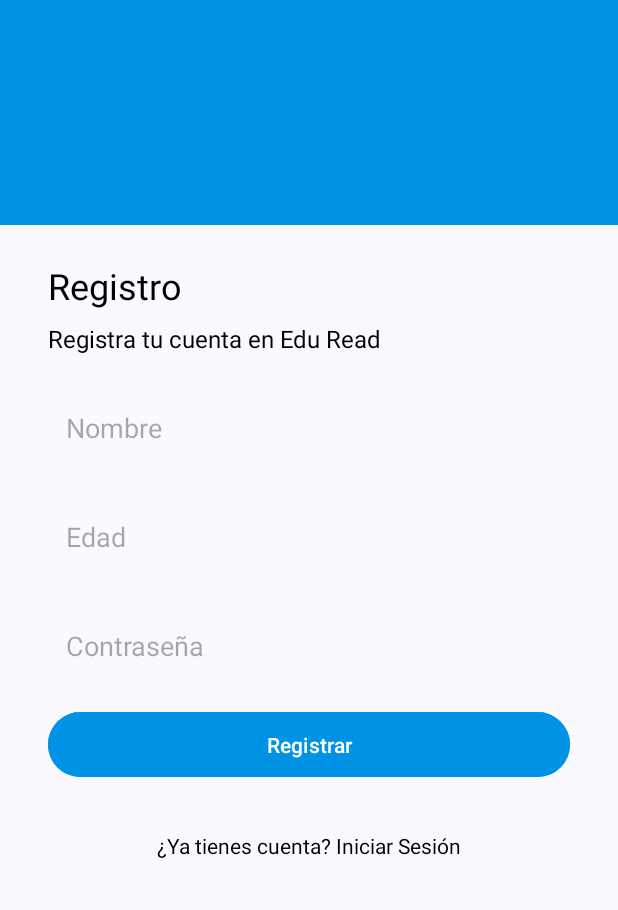
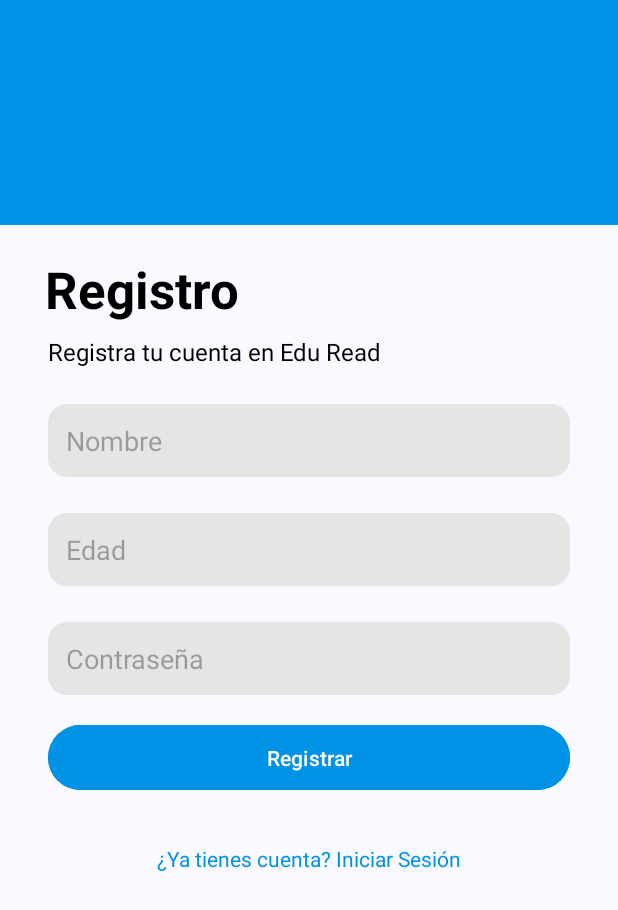
Before and after one commit to alisoben/ProyectoMovil_EduRead, an Android app: the RegisterActivity screen opened directly, with no data from a screen before it, on a phone screen of 412 x 824 dp. Shown: the top 910 px of the screen. Run offline under Robolectric (Android 15) with nearby library versions, the phone set to English and light mode, and no system bars.

Commit message:
Fix: Cambios esteticos Registro

```diff
--- a/app/src/main/java/com/example/eduread/ui/view/RegisterActivity.kt
+++ b/app/src/main/java/com/example/eduread/ui/view/RegisterActivity.kt
@@ -30,8 +30,9 @@ class RegisterActivity : AppCompatActivity() {
         val ageEditText = findViewById<EditText>(R.id.ageEditText)
         val passwordEditText = findViewById<EditText>(R.id.passwordEditText)
         val registerButton = findViewById<Button>(R.id.registerButton)
+        val loginSubText = findViewById<TextView>(R.id.loginSubText)
 
-        // Listener del botón (sin lógica por ahora)
+        // Listener del botón Registrar
         registerButton.setOnClickListener {
             val nombre = usernameEditText.text.toString().trim()
             val edad = ageEditText.text.toString().toIntOrNull()
@@ -51,6 +52,12 @@ class RegisterActivity : AppCompatActivity() {
                 Toast.makeText(this, "Por favor, llena todos los campos correctamente", Toast.LENGTH_SHORT).show()
             }
         }
+        //Listener del iniciar sesion
+        loginSubText.setOnClickListener {
+            // Redirige al LoginActivity
+            val intent = Intent(this, LoginActivity::class.java)
+            startActivity(intent)
+        }
 
         }
 }
--- a/app/src/main/res/layout/activity_register.xml
+++ b/app/src/main/res/layout/activity_register.xml
@@ -14,28 +14,35 @@
         android:id="@+id/headerBox"
         android:layout_width="match_parent"
         android:layout_height="150dp"
-        android:background="#0092E4"
+        android:background="@color/blue_base"
         app:layout_constraintEnd_toEndOf="parent"
         app:layout_constraintStart_toStartOf="parent"
         app:layout_constraintTop_toTopOf="parent" />
 
-    <!-- Título del formulario -->
-
-    <!-- Subtítulo del formulario -->
-
-
-    <!-- Campo de Nombre -->
-    <TextView
+    <!--<TextView
         android:id="@+id/titleText"
+        style="@style/RegisterTitleStyle"
         android:layout_width="wrap_content"
         android:layout_height="wrap_content"
         android:layout_marginStart="24dp"
         android:layout_marginTop="24dp"
         android:text="Registro"
-        android:textColor="@color/black"
         android:textSize="24sp"
         app:layout_constraintEnd_toEndOf="parent"
         app:layout_constraintHorizontal_bias="0.027"
+        app:layout_constraintStart_toStartOf="parent"
+        app:layout_constraintTop_toBottomOf="@id/headerBox" />-->
+
+    <TextView
+        android:id="@+id/titleText"
+        style="@style/RegisterTitleStyle"
+        android:layout_width="wrap_content"
+        android:layout_height="wrap_content"
+        android:layout_marginStart="24dp"
+        android:layout_marginTop="20dp"
+        android:text="Registro"
+        app:layout_constraintEnd_toEndOf="parent"
+        app:layout_constraintHorizontal_bias="0.023"
         app:layout_constraintStart_toStartOf="parent"
         app:layout_constraintTop_toBottomOf="@id/headerBox" />
 
@@ -61,7 +68,6 @@
         android:layout_marginTop="24dp"
         android:layout_marginEnd="32dp"
         android:background="@drawable/rounded_edittext"
-        android:backgroundTint="@android:color/transparent"
         android:hint="Nombre"
         android:inputType="text"
         android:padding="12dp"
@@ -78,7 +84,6 @@
         android:layout_marginTop="24dp"
         android:layout_marginEnd="32dp"
         android:background="@drawable/rounded_edittext"
-        android:backgroundTint="@android:color/transparent"
         android:hint="Edad"
         android:inputType="number"
         android:padding="12dp"
@@ -95,7 +100,6 @@
         android:layout_marginTop="24dp"
         android:layout_marginEnd="32dp"
         android:background="@drawable/rounded_edittext"
-        android:backgroundTint="@android:color/transparent"
         android:hint="Contraseña"
         android:inputType="textPassword"
         android:padding="12dp"
@@ -111,7 +115,7 @@
         android:layout_marginStart="32dp"
         android:layout_marginTop="16dp"
         android:layout_marginEnd="32dp"
-        android:backgroundTint="#0092E4"
+        android:backgroundTint="@color/blue_base"
         android:padding="12dp"
         android:text="Registrar"
         android:textColor="@android:color/white"
@@ -126,7 +130,7 @@
         android:layout_height="wrap_content"
         android:layout_marginTop="32dp"
         android:text="¿Ya tienes cuenta? Iniciar Sesión"
-        android:textColor="@color/black"
+        android:textColor="@color/blue_base"
         android:textSize="14sp"
         app:layout_constraintEnd_toEndOf="parent"
         app:layout_constraintStart_toStartOf="parent"
```
